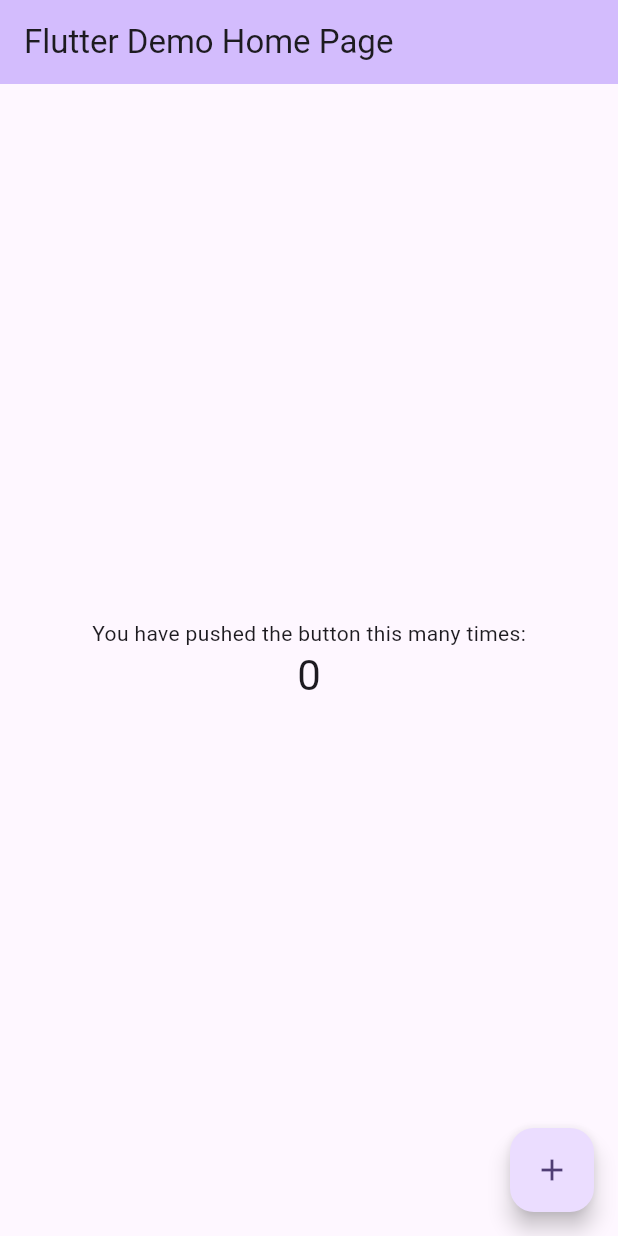
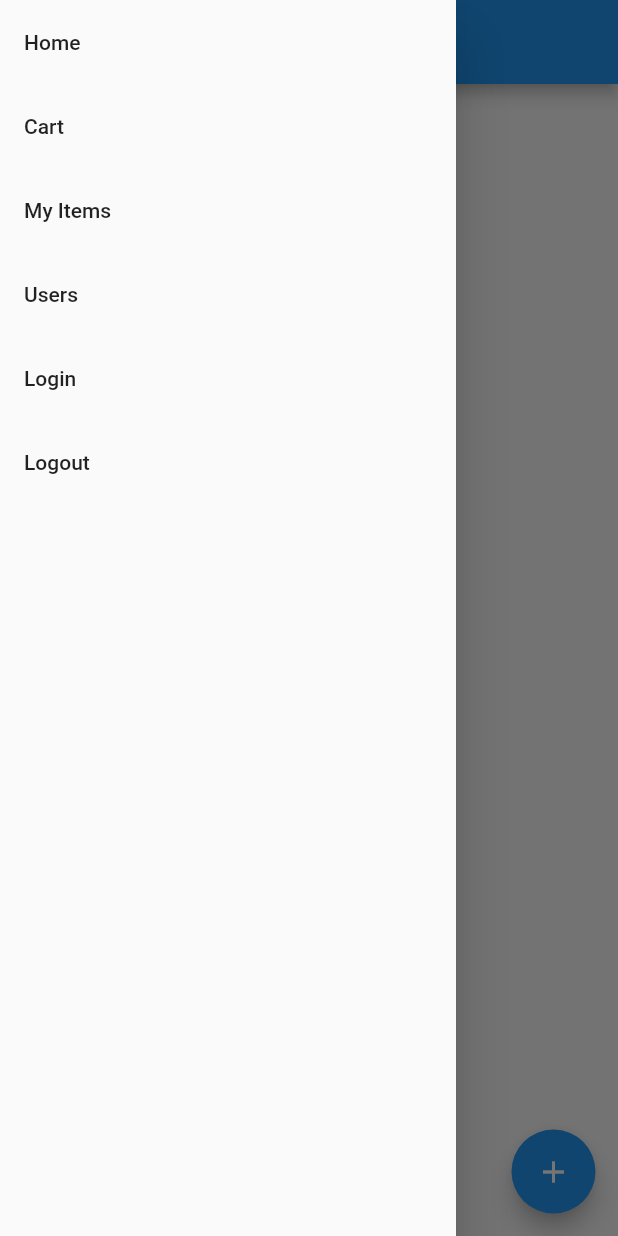
Before and after one commit to FadyTarekYohana/flutter_inventory_management_app, a Flutter app: the screen it shows after launch, with the side drawer open (before the commit the screen has no drawer), on a phone screen of 412 x 824 dp. Run offline on Flutter 3.47's test engine with Material 2 defaults, Android fonts, the phone set to English and light mode, and no system bars; our stand-ins replace firebase_auth, firebase_core, go_router; accounts and stored records are empty; generated files the repository leaves out were written again.

Commit message:
screens and routes

```diff
--- a/lib/main.dart
+++ b/lib/main.dart
@@ -1,125 +1,24 @@
+import 'package:firebase_core/firebase_core.dart';
 import 'package:flutter/material.dart';
+import 'package:inventory_management_app/firebase_options.dart';
+import 'package:inventory_management_app/routes.dart';
 
-void main() {
+Future<void> main() async {
+  WidgetsFlutterBinding.ensureInitialized();
+
+  await Firebase.initializeApp(options: DefaultFirebaseOptions.currentPlatform);
   runApp(const MyApp());
 }
 
 class MyApp extends StatelessWidget {
   const MyApp({super.key});
 
-  // This widget is the root of your application.
   @override
   Widget build(BuildContext context) {
-    return MaterialApp(
-      title: 'Flutter Demo',
-      theme: ThemeData(
-        // This is the theme of your application.
-        //
-        // TRY THIS: Try running your application with "flutter run". You'll see
-        // the application has a blue toolbar. Then, without quitting the app,
-        // try changing the seedColor in the colorScheme below to Colors.green
-        // and then invoke "hot reload" (save your changes or press the "hot
-        // reload" button in a Flutter-supported IDE, or press "r" if you used
-        // the command line to start the app).
-        //
-        // Notice that the counter didn't reset back to zero; the application
-        // state is not lost during the reload. To reset the state, use hot
-        // restart instead.
-        //
-        // This works for code too, not just values: Most code changes can be
-        // tested with just a hot reload.
-        colorScheme: ColorScheme.fromSeed(seedColor: Colors.deepPurple),
-        useMaterial3: true,
-      ),
-      home: const MyHomePage(title: 'Flutter Demo Home Page'),
+    return MaterialApp.router(
+      title: 'Inventory Manager',
+      debugShowCheckedModeBanner: false,
+      routerConfig: router,
     );
   }
 }
-
-class MyHomePage extends StatefulWidget {
-  const MyHomePage({super.key, required this.title});
-
-  // This widget is the home page of your application. It is stateful, meaning
-  // that it has a State object (defined below) that contains fields that affect
-  // how it looks.
-
-  // This class is the configuration for the state. It holds the values (in this
-  // case the title) provided by the parent (in this case the App widget) and
-  // used by the build method of the State. Fields in a Widget subclass are
-  // always marked "final".
-
-  final String title;
-
-  @override
-  State<MyHomePage> createState() => _MyHomePageState();
-}
-
-class _MyHomePageState extends State<MyHomePage> {
-  int _counter = 0;
-
-  void _incrementCounter() {
-    setState(() {
-      // This call to setState tells the Flutter framework that something has
-      // changed in this State, which causes it to rerun the build method below
-      // so that the display can reflect the updated values. If we changed
-      // _counter without calling setState(), then the build method would not be
-      // called again, and so nothing would appear to happen.
-      _counter++;
-    });
-  }
-
-  @override
-  Widget build(BuildContext context) {
-    // This method is rerun every time setState is called, for instance as done
-    // by the _incrementCounter method above.
-    //
-    // The Flutter framework has been optimized to make rerunning build methods
-    // fast, so that you can just rebuild anything that needs updating rather
-    // than having to individually change instances of widgets.
-    return Scaffold(
-      appBar: AppBar(
-        // TRY THIS: Try changing the color here to a specific color (to
-        // Colors.amber, perhaps?) and trigger a hot reload to see the AppBar
-        // change color while the other colors stay the same.
-        backgroundColor: Theme.of(context).colorScheme.inversePrimary,
-        // Here we take the value from the MyHomePage object that was created by
-        // the App.build method, and use it to set our appbar title.
-        title: Text(widget.title),
-      ),
-      body: Center(
-        // Center is a layout widget. It takes a single child and positions it
-        // in the middle of the parent.
-        child: Column(
-          // Column is also a layout widget. It takes a list of children and
-          // arranges them vertically. By default, it sizes itself to fit its
-          // children horizontally, and tries to be as tall as its parent.
-          //
-          // Column has various properties to control how it sizes itself and
-          // how it positions its children. Here we use mainAxisAlignment to
-          // center the children vertically; the main axis here is the vertical
-          // axis because Columns are vertical (the cross axis would be
-          // horizontal).
-          //
-          // TRY THIS: Invoke "debug painting" (choose the "Toggle Debug Paint"
-          // action in the IDE, or press "p" in the console), to see the
-          // wireframe for each widget.
-          mainAxisAlignment: MainAxisAlignment.center,
-          children: <Widget>[
-            const Text(
-              'You have pushed the button this many times:',
-            ),
-            Text(
-              '$_counter',
-              style: Theme.of(context).textTheme.headlineMedium,
-            ),
-          ],
-        ),
-      ),
-      floatingActionButton: FloatingActionButton(
-        onPressed: _incrementCounter,
-        tooltip: 'Increment',
-        child: const Icon(Icons.add),
-      ), // This trailing comma makes auto-formatting nicer for build methods.
-    );
-  }
-}
--- /dev/null
+++ b/lib/presentation/app_scaffold.dart
@@ -0,0 +1,53 @@
+import 'package:flutter/material.dart';
+import 'package:go_router/go_router.dart';
+
+class AppScaffold extends StatelessWidget {
+  const AppScaffold({Key? key, required this.child}) : super(key: key);
+
+  final Widget child;
+
+  @override
+  Widget build(BuildContext context) {
+    return Scaffold(
+        drawer: Drawer(
+          child: SafeArea(
+            top: true,
+            child: ListView(
+              padding: EdgeInsets.zero,
+              children: [
+                ListTile(
+                  title: const Text("Home"),
+                  onTap: () => context.go("/"),
+                ),
+                ListTile(
+                  title: const Text("Cart"),
+                  onTap: () => context.go("/cart"),
+                ),
+                ListTile(
+                  title: const Text("My Items"),
+                  onTap: () => context.go("/myitems"),
+                ),
+                ListTile(
+                  title: const Text("Users"),
+                  onTap: () => context.go("/users"),
+                ),
+                ListTile(
+                  title: const Text("Login"),
+                  onTap: () => context.go("/Login"),
+                ),
+                ListTile(
+                  title: const Text("Logout"),
+                  onTap: () => context.go("/Logout"),
+                ),
+              ],
+            ),
+          ),
+        ),
+        appBar: AppBar(
+          title: const Text("Inventory Manager"),
+        ),
+        body: Center(
+          child: child,
+        ));
+  }
+}
--- /dev/null
+++ b/lib/presentation/home_screen.dart
@@ -0,0 +1,28 @@
+import 'package:flutter/material.dart';
+import 'package:go_router/go_router.dart';
+import 'package:inventory_management_app/presentation/app_scaffold.dart';
+
+class HomeScreen extends StatelessWidget {
+  const HomeScreen({super.key});
+
+  @override
+  Widget build(BuildContext context) {
+    return AppScaffold(
+      child: Stack(children: [
+        ListView(),
+        Align(
+          alignment: Alignment.bottomRight,
+          child: Padding(
+            padding: const EdgeInsets.all(15.0),
+            child: FloatingActionButton(
+              child: const Icon(Icons.add),
+              onPressed: () {
+                GoRouter.of(context).go('/additem');
+              },
+            ),
+          ),
+        )
+      ]),
+    );
+  }
+}
--- /dev/null
+++ b/lib/routes.dart
@@ -0,0 +1,28 @@
+import 'package:go_router/go_router.dart';
+import 'package:inventory_management_app/presentation/add_item_screen.dart';
+import 'package:inventory_management_app/presentation/home_screen.dart';
+import 'package:inventory_management_app/presentation/login_screen.dart';
+import 'package:inventory_management_app/presentation/otp_screen.dart';
+
+final GoRouter router = GoRouter(initialLocation: '/', routes: [
+  GoRoute(
+    name: 'home',
+    path: '/',
+    builder: (context, state) => HomeScreen(),
+  ),
+  GoRoute(
+    name: 'login',
+    path: '/login',
+    builder: (context, state) => LoginScreen(),
+  ),
+  GoRoute(
+    name: 'additem',
+    path: '/additem',
+    builder: (context, state) => AddItemScreen(),
+  ),
+  GoRoute(
+    name: 'otp',
+    path: '/otp',
+    builder: (context, state) => OtpScreen(),
+  ),
+]);
--- a/pubspec.yaml
+++ b/pubspec.yaml
@@ -35,6 +35,11 @@ dependencies:
   # The following adds the Cupertino Icons font to your application.
   # Use with the CupertinoIcons class for iOS style icons.
   cupertino_icons: ^1.0.2
+  go_router: ^11.1.4
+  firebase_core: ^2.18.0
+  intl_phone_field: ^3.2.0
+  firebase_auth: ^4.11.1
+  firebase_storage: ^11.3.1
 
 dev_dependencies:
   flutter_test:
```
Also changed, not shown: lib/presentation/add_item_screen.dart (added, +43 -0 lines), lib/presentation/login_screen.dart (added, +59 -0 lines), lib/presentation/otp_screen.dart (added, +170 -0 lines), lib/presentation/cart_screen.dart (added), lib/presentation/item_details_screen.dart (added), lib/presentation/manage_users_screen.dart (added), pubspec.lock, 31 other files.
